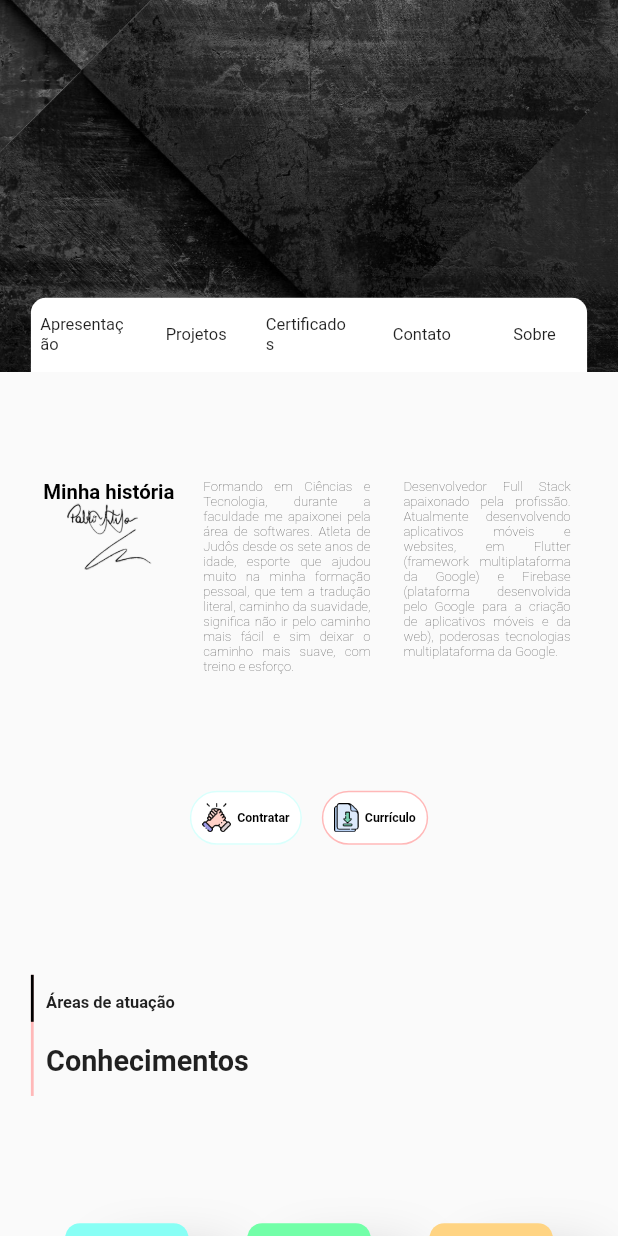
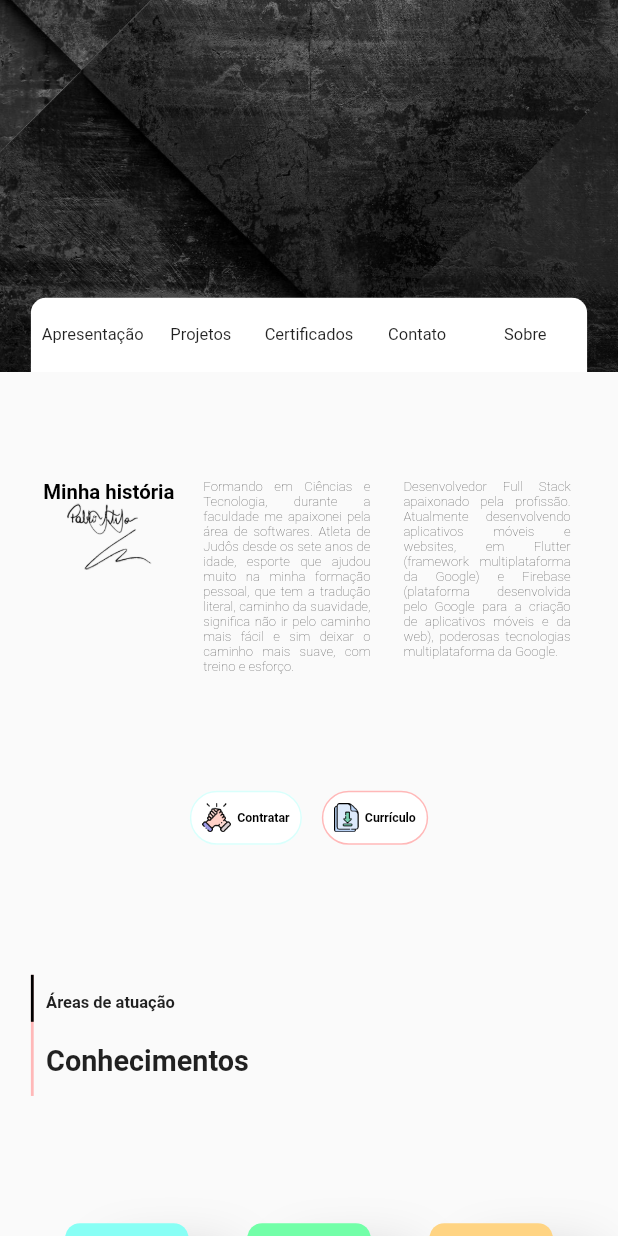
Before and after one commit to pablostefan/portfolio_website, a Flutter app: the screen it shows after launch, scrolled down 576 dp, on a phone screen of 412 x 824 dp. Run offline on Flutter 3.47's test engine with Material 2 defaults, Android fonts, the phone set to English and light mode, and no system bars; our stand-ins replace scroll_snap_list; missing offline and left inert: dart:html.

Commit message:
Arrumando bugs
Logo muito grande em mobile e quebra de apalavra no menu arrumados.

```diff
--- a/lib/constants.dart
+++ b/lib/constants.dart
@@ -193,7 +193,7 @@ double contactImage(Size size) {
 }
 
 double contactIcon(Size size) {
-  return (size.height * size.width) / (size.height + size.width) * 1.3;
+  return (size.height * size.width) / (size.height + size.width)*0.15;
 }
 
 //Texts
--- a/lib/sections/topSection/components/menu.dart
+++ b/lib/sections/topSection/components/menu.dart
@@ -78,7 +78,7 @@ class _MenuState extends State<Menu> {
           setState(() => value ? hoverIndex = index : hoverIndex = -1);
         },
         child: SizedBox(
-          width: size.width * 0.14,
+          width: size.width < 430 ? size.width * .17 : size.width * .15,
           height: size.height * 0.06,
           child: Stack(
             alignment: Alignment.center,
@@ -88,10 +88,10 @@ class _MenuState extends State<Menu> {
                 left: 0,
                 right: 0,
                 bottom: hoverIndex == index
-                    ? size.width > 600
-                        ? -22
+                    ? size.width > 800
+                        ? -26
                         : -5
-                    : -55,
+                    : -60,
                 child: Image.asset("assets/images/Hover.png"),
               ),
               Text(
```
